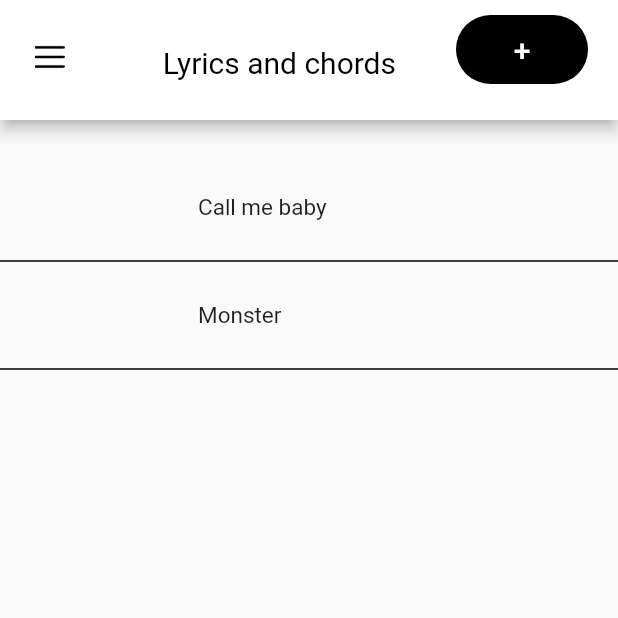
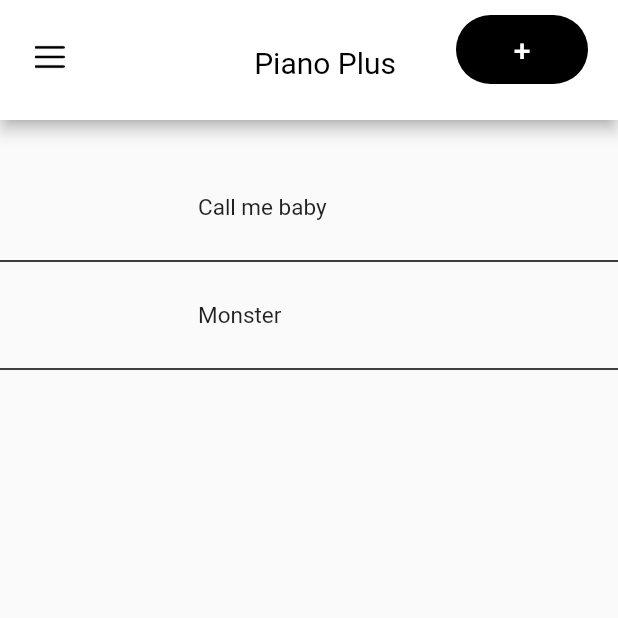
Before and after one commit to AbhiShake1/pianoapp_sarkar, a Flutter app: the EXO screen opened directly, on a phone screen of 412 x 824 dp, the top half of it. Run offline on Flutter 3.47's test engine with Material 2 defaults, Android fonts, the light colour scheme and no system bars; our stand-ins replace audioplayers, file_picker, flutter_hooks, freezed_annotation, hooks_riverpod, shared_preferences and 1 more; missing offline and left inert: contactus, syncfusion_flutter_pdfviewer; accounts and stored records are empty.

Commit message:
replace lyrics and chords with piano plus

```diff
--- a/lib/feature/aboutus/view/aboutus.dart
+++ b/lib/feature/aboutus/view/aboutus.dart
@@ -68,7 +68,7 @@ class _ContactState extends State<Contact> {
             companyColor: Colors.white,
             dividerThickness: 2,
             phoneNumber: '+917818044300',
-            githubUserName: 'Lyrics and Chords',
+            githubUserName: 'Piano Plus',
             tagLine: 'Flutter Developer',
             taglineColor: Colors.teal.shade100,
             twitterHandle: 'SubinaChuni',
--- a/lib/feature/artist/views/artist_song.dart
+++ b/lib/feature/artist/views/artist_song.dart
@@ -27,7 +27,7 @@ class ArtistSong extends StatelessWidget {
           actions: const <Widget>[
             Padding(
               padding: EdgeInsets.fromLTRB(0, 30, 80, 0),
-              child: Text("Lyrics and chords",
+              child: Text("Piano Plus",
                   style: TextStyle(
                     fontSize: 20,
                     color: Colors.black,
--- a/lib/feature/artist/views/chords/exo.dart
+++ b/lib/feature/artist/views/chords/exo.dart
@@ -35,7 +35,7 @@ class EXOState extends State<EXO> {
             actions: [
               const Padding(
                 padding: EdgeInsets.fromLTRB(0, 30, 40, 0),
-                child: Text("Lyrics and chords",
+                child: Text("Piano Plus",
                     style: TextStyle(
                       fontSize: 20,
                       color: Colors.black,
--- a/lib/feature/login/views/login.dart
+++ b/lib/feature/login/views/login.dart
@@ -32,7 +32,7 @@ class LoginPage extends HookWidget {
             Container(
               padding: const EdgeInsets.only(left: 80, top: 150),
               child: const Text(
-                'Lyrics and Chords',
+                'Piano Plus',
                 style: TextStyle(
                     color: Colors.white, fontSize: 26, fontWeight: FontWeight.w700),
               ),
--- a/lib/feature/signup/views/signup_page.dart
+++ b/lib/feature/signup/views/signup_page.dart
@@ -44,7 +44,7 @@ class SignupPage extends HookWidget {
             Container(
               padding: const EdgeInsets.only(left: 80, top: 100, bottom: 50),
               child: const Text(
-                'Lyrics and Chords',
+                'Piano Plus',
                 style: TextStyle(
                     color: Colors.white, fontSize: 26, fontWeight: FontWeight.w700),
               ),
--- a/lib/feature/welcome/views/welcomepage.dart
+++ b/lib/feature/welcome/views/welcomepage.dart
@@ -23,7 +23,7 @@ class _WelcomePageState extends State<WelcomePage> {
             Container(
               padding: const EdgeInsets.only(left: 80, top: 200),
               child: const Text(
-                'Lyrics and Chords',
+                'Piano Plus',
                 style: TextStyle(
                     color: Colors.white, fontSize: 30, fontWeight: FontWeight.w200),
               ),
```
